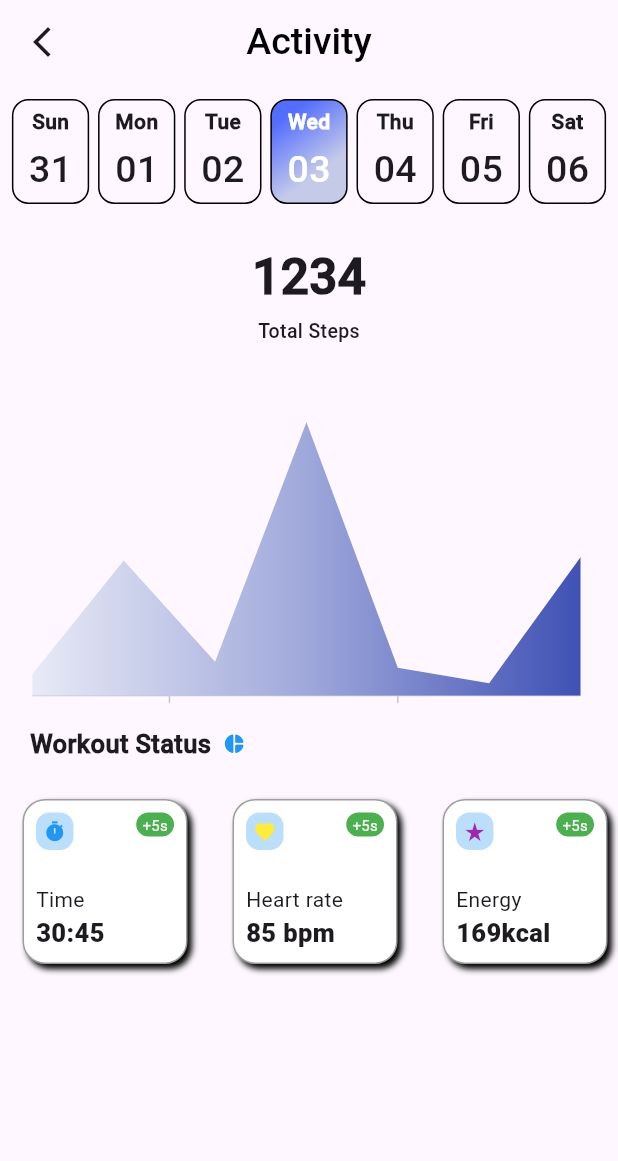
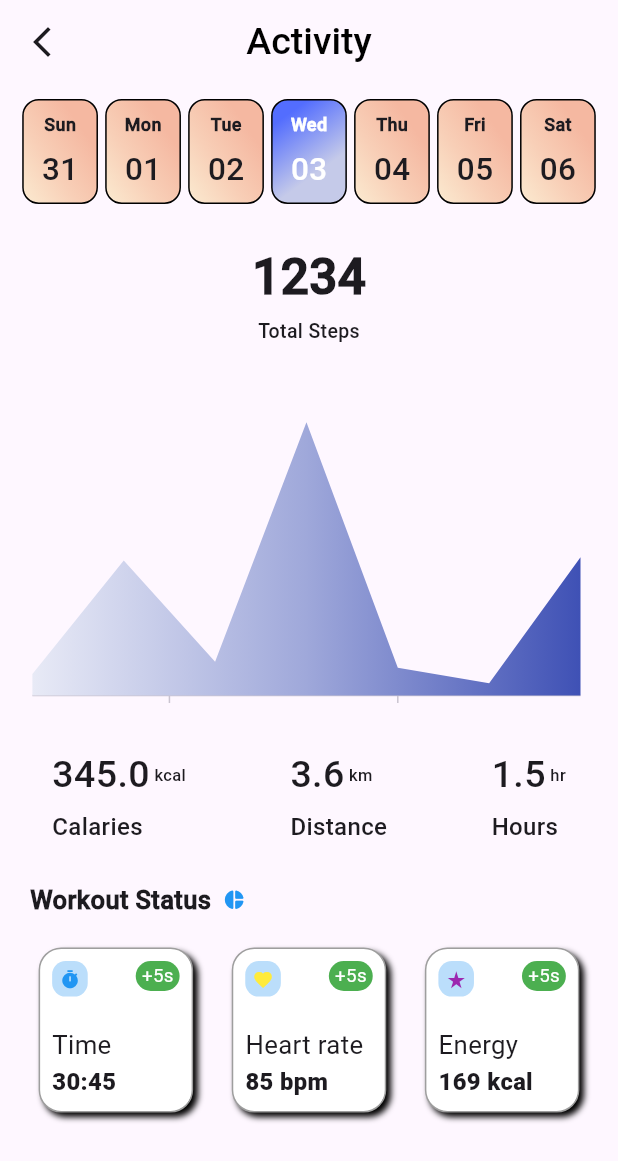
Before and after one commit to Vinesh018/PlusFitness001, a Flutter app: the Steptracker screen opened directly, on a phone screen of 412 x 824 dp. Shown: the top 1161 px of the screen. Run offline on Flutter 3.47's test engine with Material 3 defaults, Android fonts, the phone set to English and light mode, and no system bars; our stand-ins replace animated_splash_screen, cloud_firestore, confetti, firebase_auth, firebase_core, fl_chart and 12 more; missing offline and left inert: dart:ffi, dynamic_shared_preferences, gradient_icon; accounts and stored records are empty; project files that could hold a hidden picture were left out.

Commit message:
Completed Design Chnages in first and Second page

```diff
--- a/lib/Bhautik/RunningExcersize/widget/dates.dart
+++ b/lib/Bhautik/RunningExcersize/widget/dates.dart
@@ -17,7 +17,7 @@ class Dates extends StatelessWidget {
       date = date.add(Duration(days: 1));
     }
      return Padding(
-       padding: const EdgeInsets.symmetric(horizontal: 2),
+       padding: const EdgeInsets.symmetric(horizontal: 10),
        child: Row(
         mainAxisAlignment: MainAxisAlignment.spaceEvenly,
         children:dateboxes,
@@ -38,10 +38,10 @@ class DateBox extends StatelessWidget {
     return Padding(
       padding: const EdgeInsets.only(top: 10),
       child: Container(
-        width: screenWidth/8,
+        width: screenWidth/8 -1 ,
         height: 70,
         decoration: BoxDecoration(
-          gradient: active? LinearGradient(colors: [Colors.indigoAccent,Colors.indigo.shade100],begin: Alignment.topCenter) : null,
+          gradient: active? LinearGradient(colors: [Colors.indigoAccent,Colors.indigo.shade100],begin: Alignment.topCenter) : LinearGradient(colors: [Color.fromRGBO(251, 235, 209, 1), Color.fromRGBO(248, 207, 183, 1),  Color.fromRGBO(245, 184, 161, 1)],begin: Alignment.bottomLeft),
           border: Border.all(color: Colors.black),
           borderRadius: BorderRadius.circular(11),
         ),
@@ -50,8 +50,8 @@ class DateBox extends StatelessWidget {
           child: Column(
            mainAxisAlignment: MainAxisAlignment.spaceEvenly,
             children: [
-              Text(daysofweek[date.weekday]!,style: TextStyle(fontSize: 14,fontWeight: FontWeight.bold,fontFamily: 'FontMain')),
-              Text(date.day.toString().padLeft(2,'0'),style: TextStyle(fontSize: 25,fontWeight: FontWeight.w500,fontFamily: 'FontMain')),
+              Text(daysofweek[date.weekday]!,style: TextStyle(fontSize: 12,fontWeight: FontWeight.bold,fontFamily: 'FontMain')),
+              Text(date.day.toString().padLeft(2,'0'),style: TextStyle(fontSize: 21,fontWeight: FontWeight.w500,fontFamily: 'FontMain')),
             ],
           ),
         ),
--- a/lib/Bhautik/RunningExcersize/widget/info.dart
+++ b/lib/Bhautik/RunningExcersize/widget/info.dart
@@ -1,9 +1,45 @@
+import 'dart:ffi';
+
 import 'package:flutter/material.dart';
 
 class Info extends StatelessWidget {
   @override
   Widget build(BuildContext context) {
-     return Column();
+     return Padding(
+       padding: const EdgeInsets.only(bottom: 25,top: 15),
+       child: Row(
+        mainAxisAlignment: MainAxisAlignment.spaceAround,
+        children: [
+          CalaryDrationDistance(calvalue: 345, unit: 'kcal', name: 'Calaries',),
+          CalaryDrationDistance(calvalue: 3.6, unit: 'km', name: 'Distance',),
+          CalaryDrationDistance(calvalue: 1.5, unit: 'hr', name: 'Hours',),
+        ],
+       ),
+     );
   }
+}
 
+class CalaryDrationDistance extends StatelessWidget{
+  final double calvalue;
+  final String unit;
+  final String name;
+  const CalaryDrationDistance({ required this.calvalue,  required this.unit, required this.name,});
+  @override
+  Widget build(BuildContext context) {
+   return Container(
+      child: Column(
+        crossAxisAlignment: CrossAxisAlignment.start,
+        children: [
+          Row(
+            children: [
+              Text(calvalue.toString(), style: TextStyle(fontFamily: 'FontMain',fontSize: 25,fontWeight: FontWeight.w500),),
+              Text(' $unit',style: TextStyle(fontFamily: 'FontMain',fontSize: 11,fontWeight: FontWeight.w400),)
+            ],
+          ),
+          SizedBox(height: 5,),
+          Text(name,style: TextStyle(fontFamily: 'FontMain',fontSize: 16,fontWeight: FontWeight.w400))
+        ],
+      ),
+   );
+  }
 }
--- a/lib/Bhautik/RunningExcersize/widget/stats.dart
+++ b/lib/Bhautik/RunningExcersize/widget/stats.dart
@@ -1,11 +1,13 @@
 import 'package:flutter/material.dart';
 import 'package:flutter/rendering.dart';
 import 'package:flutter/widgets.dart';
+var screenwidth;
 
 class Stats extends StatelessWidget {
   @override
   Widget build(BuildContext context) {
     return Column(
+      crossAxisAlignment: CrossAxisAlignment.center,
       children: [
         Row(
           children: [
@@ -32,15 +34,13 @@ class Stats extends StatelessWidget {
         SizedBox(
           height: 15,
         ),
-        SingleChildScrollView(
-          scrollDirection: Axis.horizontal,
-          child: Row(
+        Row(
+          mainAxisAlignment: MainAxisAlignment.spaceEvenly,
           children: [
             InfoState(icon: Icons.timer, iconcolor:  Colors.green.shade300, iconbackground: Colors.blue, time: '+5s', value: '30:45', label: 'Time',),
             InfoState(icon: Icons.favorite, iconcolor:  Colors.green.shade300, iconbackground: Colors.yellow, time: '+5s', value: '85 bpm', label: 'Heart rate',),
-              InfoState(icon: Icons.star_rate, iconcolor:  Colors.green.shade300, iconbackground: Colors.purple, time: '+5s', value: '169kcal', label: 'Energy',),
+            InfoState(icon: Icons.star_rate, iconcolor:  Colors.green.shade300, iconbackground: Colors.purple, time: '+5s', value: '169 kcal', label: 'Energy',),
           ],
-          ),
         )
       ],
     );
@@ -64,11 +64,10 @@ class _InfoStateState extends State<InfoState> {
 
   @override
   Widget build(BuildContext context) {
-    return Padding(
-      padding: const EdgeInsets.symmetric(vertical: 5,horizontal: 15),
-      child: Container(
+    screenwidth = MediaQuery.of(context).size.width;
+    return Container(
       height: 110,
-        width: 110,
+      width: screenwidth/4,
       padding: EdgeInsets.all(8),
       margin: EdgeInsets.symmetric(vertical: 5),
       decoration: BoxDecoration(
@@ -93,14 +92,13 @@ class _InfoStateState extends State<InfoState> {
             mainAxisSize: MainAxisSize.min,
             crossAxisAlignment: CrossAxisAlignment.start,
             children: [
-                Text(widget.label,style: TextStyle(fontSize: 14,),),
-                Text(widget.value,style: TextStyle(fontSize: 17,fontWeight: FontWeight.w800),)
+              Text(widget.label,style: TextStyle(fontSize: screenwidth/24,),),
+              Text(widget.value,style: TextStyle(fontSize: screenwidth/26,fontWeight: FontWeight.w800),)
             ],
           ),
         ),
 
       ],
-      ),
     ),
     );
   }
@@ -125,7 +123,7 @@ class labeltext extends StatelessWidget {
           color: Colors.green,
           borderRadius: BorderRadius.circular(500)
         ),
-        child: Text(widget.time,style: TextStyle(fontSize: 10,color: Colors.white),)));
+        child: Text(widget.time,style: TextStyle(fontSize: screenwidth/33,color: Colors.white),)));
   }
 }
 
@@ -148,6 +146,6 @@ class iconstate extends StatelessWidget {
         color: Colors.blue.shade100,
         borderRadius: BorderRadius.circular(9)
       ),
-      child: Icon(widget.icon,size: 15, color: backgroundcoloricon,));
+      child: Icon(widget.icon,size: screenwidth/30, color: backgroundcoloricon,));
   }
 }
--- a/lib/Bhautik/datepickercustom.dart
+++ b/lib/Bhautik/datepickercustom.dart
@@ -1,8 +1,10 @@
 import 'package:flutter/material.dart';
 
 import 'package:intl/intl.dart';
+import 'package:plus_fitness/Bhautik/RunningExcersize/widget/stats.dart';
 
 var width;
+
 
 class DatepickerCustom extends StatefulWidget {
   const DatepickerCustom({super.key});
@@ -51,10 +53,14 @@ class _DatepickerCustomState extends State<DatepickerCustom> {
 
   @override
   Widget build(BuildContext context) {
+    var screenWidth = MediaQuery.of(context).size.width;
     return Row(
       children: [
         GestureDetector(
-          child: const Icon(Icons.arrow_back_ios_new_rounded),
+          child: Padding(
+            padding: const EdgeInsets.only(right: 20),
+            child: const Icon(Icons.arrow_back_ios_new_rounded),
+          ),
           onTap: () {
             setState(() {
               selectedDate = selectedDate.add(const Duration(days: -1));
@@ -79,8 +85,8 @@ class _DatepickerCustomState extends State<DatepickerCustom> {
               },
               decoration: InputDecoration(
                   border: InputBorder.none,
-                  icon: const Padding(
-                    padding: EdgeInsets.only(left: 10),
+                  icon:  Padding(
+                    padding: EdgeInsets.only(left: screenWidth/10 - 36),
                     child: Icon(
                       Icons.calendar_today_outlined,
                       size: 20,
@@ -102,7 +108,7 @@ class _DatepickerCustomState extends State<DatepickerCustom> {
         ),
         GestureDetector(
           child: Padding(
-            padding: const EdgeInsets.only(right: 10),
+            padding: const EdgeInsets.only(right: 10,left: 25),
             child: const Icon(Icons.arrow_forward_ios_rounded),
           ),
           onTap: () {
--- a/lib/main.dart
+++ b/lib/main.dart
@@ -64,7 +64,10 @@ class _TutorialHomeState extends State<TutorialHome> {
     super.initState();
   }
   AppBar appbar = AppBar(
-    title: const Text('My Dairy'),
+    title: Padding(
+      padding: const EdgeInsets.only(left: 10),
+      child: const Text('My Dairy',style:  TextStyle(fontFamily: 'FontMain',fontSize: 22,color: Colors.indigo),),
+    ),
     backgroundColor: Color.fromARGB(255, 231, 235, 237),
     actions: const [
       Row(
```
Lines whose indentation alone changed are shown as unchanged.
